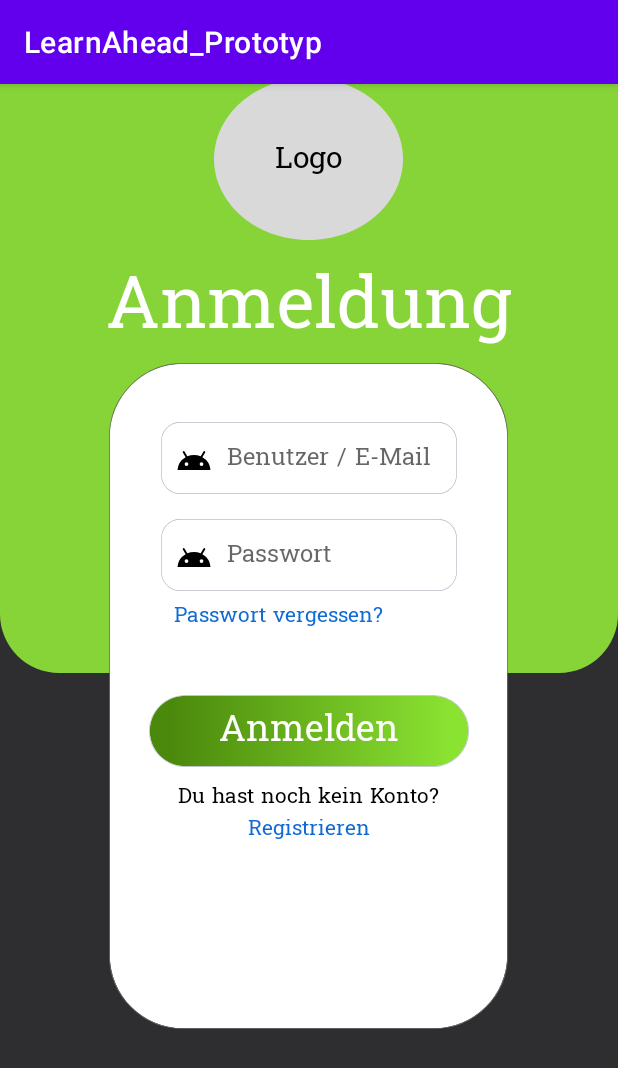
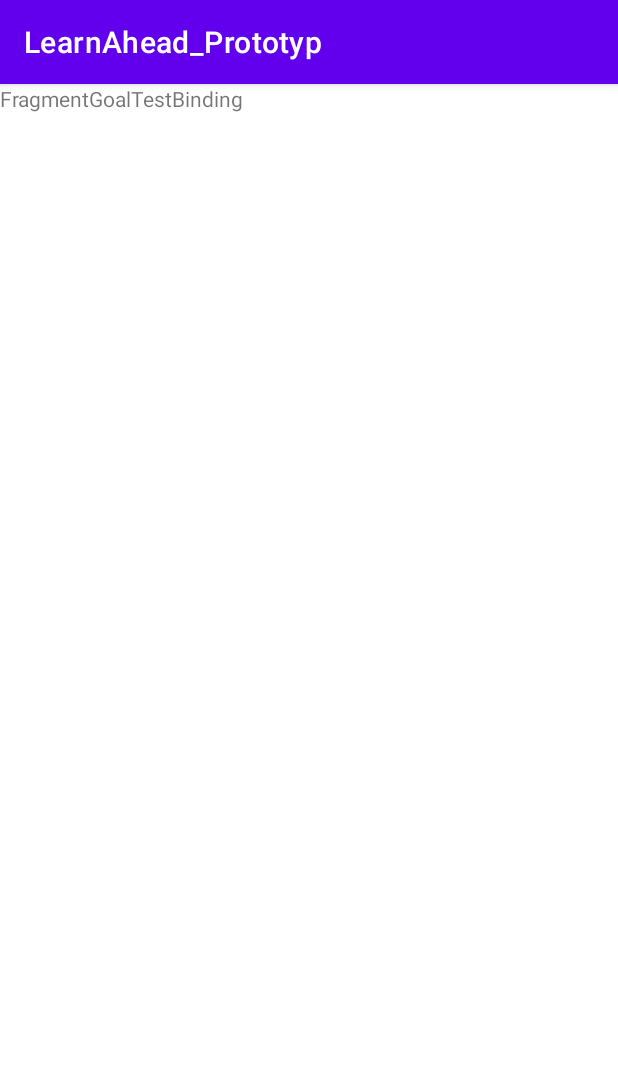
Before and after one commit to NicoB-Code/LearnAhead, an Android app: the screen it shows after launch (MainActivity), on a phone screen of 412 x 824 dp. Shown: the top 1068 px of the screen. Run offline under Robolectric (Android 15) with nearby library versions, the phone set to English and light mode, and no system bars; our stand-ins replace Firebase (no records; nobody signed in at launch, a user with empty details on screens opened directly).

Commit message:
Jetpack Navigation Component

```diff
--- /dev/null
+++ b/app/src/main/java/com/example/learnahead_prototyp/Goal/GoalTestFragment.kt
@@ -0,0 +1,28 @@
+package com.example.learnahead_prototyp.Goal
+
+import android.os.Bundle
+import androidx.fragment.app.Fragment
+import android.view.LayoutInflater
+import android.view.View
+import android.view.ViewGroup
+import com.example.learnahead_prototyp.R
+import com.example.learnahead_prototyp.databinding.FragmentGoalBinding
+import com.example.learnahead_prototyp.databinding.FragmentGoalTestBinding
+
+class GoalTestFragment : Fragment() {
+
+    val TAG: String = "FragmentGoalTestBinding"
+    lateinit var binding: FragmentGoalTestBinding
+
+    override fun onCreateView(
+        inflater: LayoutInflater, container: ViewGroup?,
+        savedInstanceState: Bundle?
+    ): View? {
+        binding = FragmentGoalTestBinding.inflate(layoutInflater)
+        return binding.root
+    }
+
+    override fun onViewCreated(view: View, savedInstanceState: Bundle?) {
+        super.onViewCreated(view, savedInstanceState)
+    }
+}
--- a/app/src/main/java/com/example/learnahead_prototyp/MainActivity.kt
+++ b/app/src/main/java/com/example/learnahead_prototyp/MainActivity.kt
@@ -19,9 +19,9 @@ class MainActivity : AppCompatActivity() {
 
     override fun onCreate(savedInstanceState: Bundle?) {
         super.onCreate(savedInstanceState)
-        setContentView(R.layout.login)
+        setContentView(R.layout.activity_main)
 
-        myViewModel = ViewModelProvider(this).get(MyViewModel::class.java)
+        /*myViewModel = ViewModelProvider(this).get(MyViewModel::class.java)
 
         val anmeldeButton: Button = findViewById(R.id.anmeldenButton)
         anmeldeButton.setOnClickListener{
@@ -38,6 +38,6 @@ class MainActivity : AppCompatActivity() {
                     Log.d("MainActivity","Authentification failed")
                 }
             }
-        }
+        }*/
     }
 }
--- a/app/src/main/res/layout/activity_main.xml
+++ b/app/src/main/res/layout/activity_main.xml
@@ -6,26 +6,16 @@
     android:layout_height="match_parent"
     tools:context=".MainActivity">
 
-    <TextView
-        android:id="@+id/myTextView"
-        android:layout_width="wrap_content"
-        android:layout_height="wrap_content"
-        android:text="Hello MVVM!"
+    <fragment
+        android:id="@+id/nav_host"
+        android:name="androidx.navigation.fragment.NavHostFragment"
+        android:layout_width="0dp"
+        android:layout_height="0dp"
+        app:defaultNavHost="true"
         app:layout_constraintBottom_toBottomOf="parent"
         app:layout_constraintEnd_toEndOf="parent"
         app:layout_constraintStart_toStartOf="parent"
-        app:layout_constraintTop_toTopOf="parent" />
-
-    <Button
-        android:id="@+id/myButton"
-        android:layout_width="wrap_content"
-        android:layout_height="wrap_content"
-        android:text="Button"
-        app:layout_constraintBottom_toBottomOf="parent"
-        app:layout_constraintEnd_toEndOf="parent"
-        app:layout_constraintHorizontal_bias="0.514"
-        app:layout_constraintStart_toStartOf="parent"
         app:layout_constraintTop_toTopOf="parent"
-        app:layout_constraintVertical_bias="0.626" />
+        app:navGraph="@navigation/app_navigation" />
 
 </androidx.constraintlayout.widget.ConstraintLayout>
--- /dev/null
+++ b/app/src/main/res/layout/fragment_goal_test.xml
@@ -0,0 +1,14 @@
+<?xml version="1.0" encoding="utf-8"?>
+<FrameLayout xmlns:android="http://schemas.android.com/apk/res/android"
+    xmlns:tools="http://schemas.android.com/tools"
+    android:layout_width="match_parent"
+    android:layout_height="match_parent"
+    tools:context=".Goal.GoalTestFragment">
+
+    <!-- TODO: Update blank fragment layout -->
+    <TextView
+        android:layout_width="match_parent"
+        android:layout_height="match_parent"
+        android:text="FragmentGoalTestBinding" />
+
+</FrameLayout>
--- /dev/null
+++ b/app/src/main/res/navigation/app_navigation.xml
@@ -0,0 +1,22 @@
+<?xml version="1.0" encoding="utf-8"?>
+<navigation xmlns:android="http://schemas.android.com/apk/res/android"
+    xmlns:app="http://schemas.android.com/apk/res-auto"
+    xmlns:tools="http://schemas.android.com/tools"
+    android:id="@+id/app_navigation"
+    app:startDestination="@id/goalTestFragment">
+
+    <fragment
+        android:id="@+id/goalFragment"
+        android:name="com.example.learnahead_prototyp.Goal.GoalFragment"
+        android:label="fragment_goal"
+        tools:layout="@layout/fragment_goal" >
+        <action
+            android:id="@+id/action_goalFragment_to_goalTestFragment"
+            app:destination="@id/goalTestFragment" />
+    </fragment>
+    <fragment
+        android:id="@+id/goalTestFragment"
+        android:name="com.example.learnahead_prototyp.Goal.GoalTestFragment"
+        android:label="fragment_goal_test"
+        tools:layout="@layout/fragment_goal_test" />
+</navigation>
--- a/app/src/main/res/values/strings.xml
+++ b/app/src/main/res/values/strings.xml
@@ -31,4 +31,6 @@
     <string name="logo">
     Logo
     </string>
+    <!-- TODO: Remove or change this placeholder text -->
+    <string name="hello_blank_fragment">Hello blank fragment</string>
 </resources>
```
Also changed, not shown: app/build.gradle (+12 -10 lines), app/src/main/java/com/example/learnahead_prototyp/Goal/GoalFragment.kt (added, +27 -0 lines), app/src/main/res/layout/fragment_goal.xml (added, +14 -0 lines).
